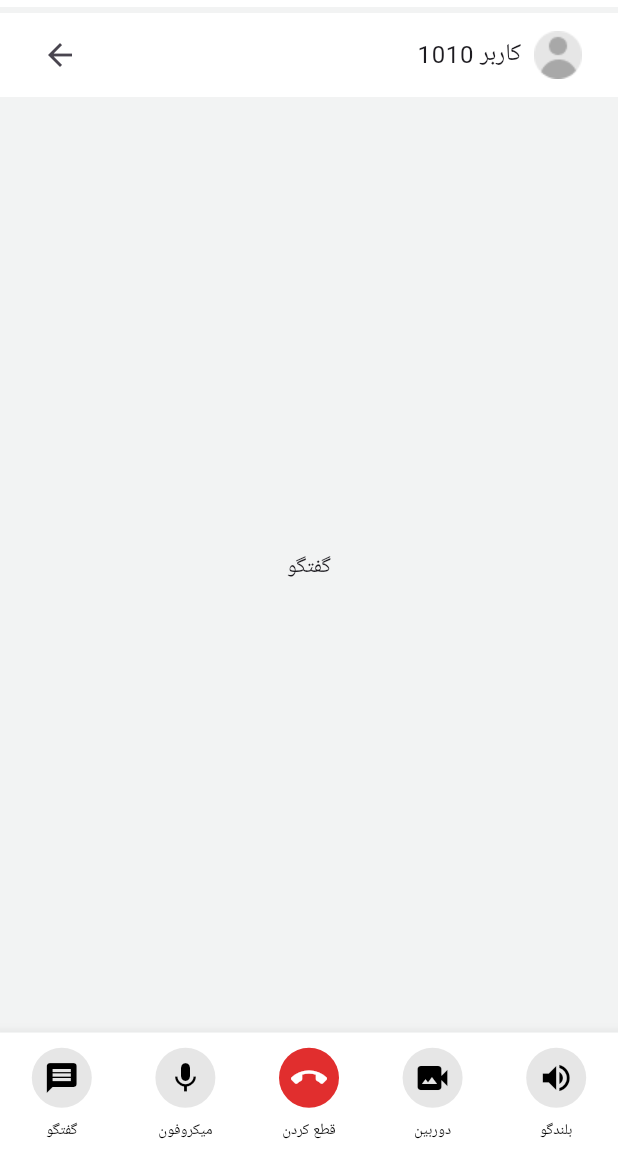
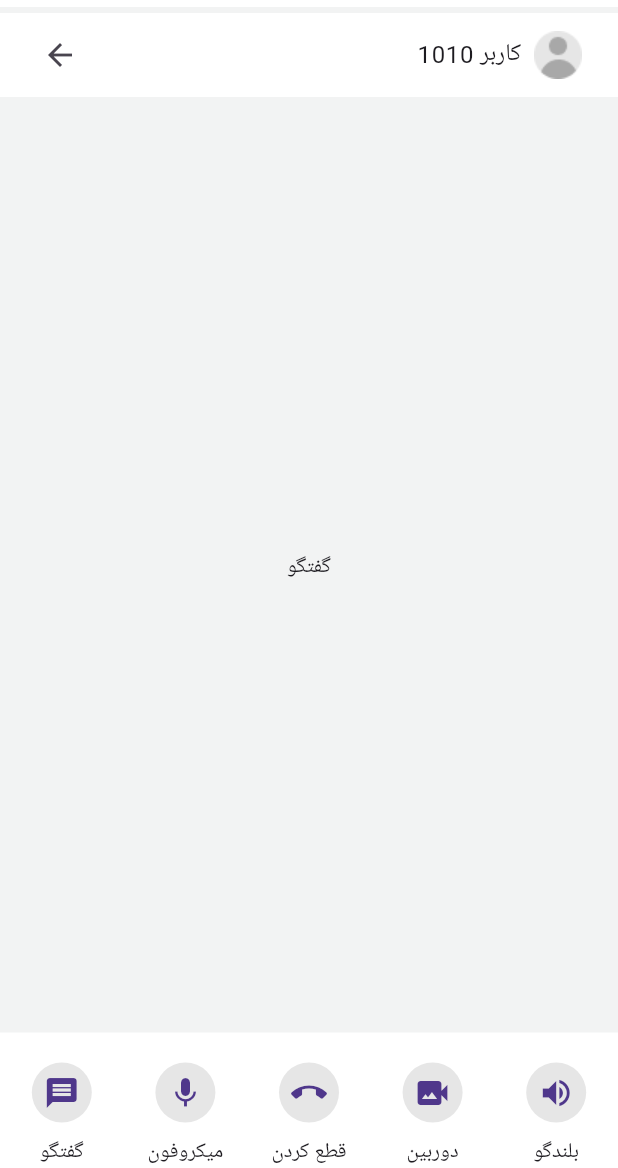
Before and after one commit to AfsharKourosh/ui_screen, a Flutter app: the screen it shows after launch, on a phone screen of 412 x 824 dp, the part 68-1236 px from its top. Run offline on Flutter 3.47's test engine with Material 3 defaults, Android fonts, the phone set to English and light mode, and no system bars; our stand-ins replace bloc, camera, equatable, flutter_bloc, flutter_screenutil.

Commit message:
change bottom navigation logic and implement bloc

```diff
--- a/lib/core/widget/app_bar.dart
+++ b/lib/core/widget/app_bar.dart
@@ -13,7 +13,6 @@ class AppBarWidget extends StatelessWidget implements PreferredSizeWidget {
       leading: IconButton(onPressed: () {}, icon: const Icon(Icons.menu)),
       title: Align(
         alignment: Alignment.topRight,
-
         child: Image.asset('asset/image/apocom.png'),
       ),
       bottom: bottom,
--- /dev/null
+++ b/lib/feature/call/presentation/bloc/bottom_nav/bottom_nav_cubit.dart
@@ -0,0 +1,10 @@
+import 'package:bloc/bloc.dart';
+import 'package:meta/meta.dart';
+
+part 'bottom_nav_state.dart';
+
+class BottomNavCubit extends Cubit<int> {
+  BottomNavCubit() : super(0);
+
+  void changeTab(int index) => emit(index);
+}
--- /dev/null
+++ b/lib/feature/call/presentation/bloc/bottom_nav/bottom_nav_state.dart
@@ -0,0 +1,6 @@
+part of 'bottom_nav_cubit.dart';
+
+@immutable
+sealed class BottomNavState {}
+
+final class BottomNavInitial extends BottomNavState {}
--- a/lib/feature/call/presentation/screen/call_back_screen.dart
+++ b/lib/feature/call/presentation/screen/call_back_screen.dart
@@ -1,36 +1,29 @@
 import 'package:flutter/material.dart';
+import 'package:flutter_bloc/flutter_bloc.dart';
 import 'package:flutter_screenutil/flutter_screenutil.dart';
+import 'package:ui_screen/core/widget/app_bar.dart';
 import 'package:ui_screen/feature/call/presentation/widget/bottom_navigation.dart';
-import '../../../../core/widget/app_bar.dart';
-import '../widget/camera_page.dart';
+import 'package:ui_screen/feature/call/presentation/widget/camera_page.dart';
+import '../bloc/bottom_nav/bottom_nav_cubit.dart';
 
-class CallBackScreen extends StatefulWidget {
+class CallBackScreen extends StatelessWidget {
   const CallBackScreen({super.key});
 
   @override
-  State<CallBackScreen> createState() => _CallBackScreenState();
+  Widget build(BuildContext context) {
+    return BlocProvider(create: (_) => BottomNavCubit(), child: CallBackView());
+  }
 }
 
-class _CallBackScreenState extends State<CallBackScreen> {
-  int index2 = 0;
-  bool isCameraOpen = false;
+class CallBackView extends StatelessWidget {
+  const CallBackView({super.key});
 
   @override
   Widget build(BuildContext context) {
     return Scaffold(
       backgroundColor: Color(0xFFF2F3F3),
       appBar: AppBarWidget(),
-      bottomNavigationBar: BottomNavigation(
-        selectedIndex: index2,
-        tap: (index) {
-          setState(() {
-            index2 = index;
-            if (index == 3) {
-              isCameraOpen = !isCameraOpen;
-            }
-          });
-        },
-      ),
+      bottomNavigationBar: BottomNavigation(),
       body: Column(
         children: [
           Card(
@@ -55,97 +48,27 @@ class _CallBackScreenState extends State<CallBackScreen> {
             ),
           ),
           Expanded(
-            child: index2 == 0
-                ? Center(child: Text('گفتگو'))
-                : index2 == 1
-                ? Center(child: Text('میکروفون'))
-                : index2 == 2
-                ? Center(child: Text('قطع کردن'))
-                : index2 == 3
-                ? (isCameraOpen ? CameraPage() : Center(child: Text('data')))
-                : index2 == 4
-                ? Center(child: Text('بلندگو'))
-                : Container(),
+            child: BlocBuilder<BottomNavCubit, int>(
+              builder: (context, index) {
+                switch (index) {
+                  case 0:
+                    return Center(child: Text('گفتگو'));
+                  case 1:
+                    return Center(child: Text('میکروفون'));
+                  case 2:
+                    return Center(child: Text('قطع کردن'));
+                  case 3:
+                    return CameraPage();
+                  case 4:
+                    return Center(child: Text('بلندگو'));
+                  default:
+                    return SizedBox();
+                }
+              },
+            ),
           ),
         ],
       ),
     );
   }
 }
-
-//---------------------------------------------------------------------------------
-// BottomNavigationBar(CameraPage()
-//   currentIndex: _selectedIndex,
-//   onTap: _onItemTapped,
-//   selectedItemColor: Colors.transparent
-//   unselectedItemColor: Colors.grey,
-//   showUnselectedLabels: true,
-//   items: const [
-//     BottomNavigationBarItem(
-//       icon: CircleAvatar(backgroundColor: Colors.transparent,child: Icon(Icons.home_outlined),),
-//       label: "Home",
-//     ),
-//     BottomNavigationBarItem(
-//         icon: Icon(Icons.search), label: "Search"),
-//     BottomNavigationBarItem(
-//       icon: Icon(Icons.favorite_border),
-//       activeIcon: Icon(Icons.favorite),
-//       label: "Favorites",
-//     ),
-//   ],
-// ),
-//-------------------------------------------------------------------------------
-// NavigationBar(
-//   indicatorColor: Colors.transparent,
-//   overlayColor: WidgetStateProperty.all(Colors.transparent),
-//   height: 89.0.h,
-//   backgroundColor: Color(0xFFffffff),
-//   onDestinationSelected: (int index) {
-//     setState(() {
-//       currentPageIndex = index;
-//     });
-//   },
-//   selectedIndex: currentPageIndex,
-//   destinations: <Widget>[
-//     NavigationDestination(
-//       label: 'گفتگو',
-//       selectedIcon: CircleAvatar(
-//         backgroundColor: Color(0xFFffffff),
-//         child: Icon(Icons.message, color: Color(0xFFD6D6D6)),
-//       ),
-//       icon: CircleAvatar(),
-//     ),
-//
-//     NavigationDestination(
-//       label: 'میکروفون',
-//       icon: CircleAvatar(
-//         backgroundColor: Color(0xFFE6E6E6),
-//         child: Icon(Icons.mic_none, color: Color(0xFF454545)),
-//       ),
-//     ),
-//
-//     NavigationDestination(
-//       label: 'قطع کردن',
-//       icon: CircleAvatar(
-//         backgroundColor: Color(0xFFE12E2E),
-//         child: Image.asset('asset/image/callEnd.png'),
-//       ),
-//     ),
-//
-//     NavigationDestination(
-//       label: ' دوربین',
-//       icon: CircleAvatar(
-//         backgroundColor: Color(0xFFE6E6E6),
-//         child: Icon(Icons.video_camera_back, color: Color(0xFF454545)),
-//       ),
-//     ),
-//
-//     NavigationDestination(
-//       label: ' بلندگو',
-//       icon: CircleAvatar(
-//         backgroundColor: Color(0xFFE6E6E6),
-//         child: Icon(Icons.speaker, color: Color(0xFF454545)),
-//       ),
-//     ),
-//   ],
-// ),
--- a/lib/feature/call/presentation/widget/bottom_navigation.dart
+++ b/lib/feature/call/presentation/widget/bottom_navigation.dart
@@ -1,72 +1,77 @@
 import 'package:flutter/material.dart';
+import 'package:flutter_bloc/flutter_bloc.dart';
 import 'package:flutter_screenutil/flutter_screenutil.dart';
-
+import 'package:ui_screen/feature/call/presentation/bloc/bottom_nav/bottom_nav_cubit.dart';
 import '../../../../core/util/constant/constant.dart';
 
 class BottomNavigation extends StatelessWidget {
-  final int selectedIndex;
+  final int selectedIndex = 0;
 
-  final ValueChanged<int> tap;
-
-  const BottomNavigation({
-    super.key,
-    required this.selectedIndex,
-    required this.tap,
-  });
+  const BottomNavigation({super.key});
 
   @override
   Widget build(BuildContext context) {
-    return SizedBox(
+    return Container(color: Colors.white,
       height: 89.0.h,
-      child: BottomNavigationBar(
-        onTap: tap,
-        type: BottomNavigationBarType.fixed,
-        currentIndex: selectedIndex,
-        backgroundColor: Constant.cardBackground,
-        selectedFontSize: 10.0,
-        unselectedFontSize: 10.0,
-        selectedItemColor: Constant.buttonNav,
-        unselectedItemColor: Constant.buttonNav,
-        showUnselectedLabels: true,
-        selectedLabelStyle: TextStyle(height: 3),
-        items: [
-          BottomNavigationBarItem(
-            icon: CircleAvatar(
-              backgroundColor: Constant.selectButtonBackground,
-              child: Icon(Icons.message, color: Constant.buttonNav),
+      child: Row(
+        children: List.generate(5, (index) {
+          return Expanded(
+            child: BlocSelector<BottomNavCubit, int, bool>(
+              selector: (selectedIndex) => selectedIndex == index,
+              builder: (context, state) {
+                return GestureDetector(
+                  onTap: () => context.read<BottomNavCubit>().changeTab(index),
+                  child: Column(
+                    children: [
+                      SizedBox(height: 20.0),
+                      CircleAvatar(
+                        backgroundColor: Constant.selectButtonBackground,
+                        child: Icon(getIcon(index)),
+                      ),
+                      SizedBox(height: 10.0),
+                      Text(getLable(index)),
+                    ],
+                  ),
+                );
+              },
             ),
-            label: 'گفتگو',
-          ),
-          BottomNavigationBarItem(
-            icon: CircleAvatar(
-              backgroundColor: Constant.selectButtonBackground,
-              child: Icon(Icons.mic, color: Constant.buttonNav),
-            ),
-            label: 'میکروفون',
-          ),
-          BottomNavigationBarItem(
-            icon: CircleAvatar(
-              backgroundColor: Constant.incorrectPText,
-              child: Icon(Icons.call_end, color: Constant.cardBackground),
-            ),
-            label: 'قطع کردن',
-          ),
-          BottomNavigationBarItem(
-            icon: CircleAvatar(
-              backgroundColor: Constant.selectButtonBackground,
-              child: Icon(Icons.video_camera_back, color: Constant.buttonNav),
-            ),
-            label: 'دوربین',
-          ),
-          BottomNavigationBarItem(
-            icon: CircleAvatar(
-              backgroundColor: Constant.selectButtonBackground,
-              child: Icon(Icons.volume_up, color: Constant.buttonNav),
-            ),
-            label: 'بلندگو',
-          ),
-        ],
+          );
+        }),
       ),
     );
   }
+
+  IconData getIcon(int index) {
+    switch (index) {
+      case 0:
+        return Icons.message;
+      case 1:
+        return Icons.mic;
+      case 2:
+        return Icons.call_end;
+      case 3:
+        return Icons.video_camera_back;
+      case 4:
+        return Icons.volume_up;
+      default:
+        return Icons.icecream;
+    }
+  }
+
+  String getLable(int index) {
+    switch (index) {
+      case 0:
+        return 'گفتگو';
+      case 1:
+        return 'میکروفون';
+      case 2:
+        return 'قطع کردن';
+      case 3:
+        return 'دوربین';
+      case 4:
+        return 'بلندگو';
+      default:
+        return '';
+    }
+  }
 }
```
